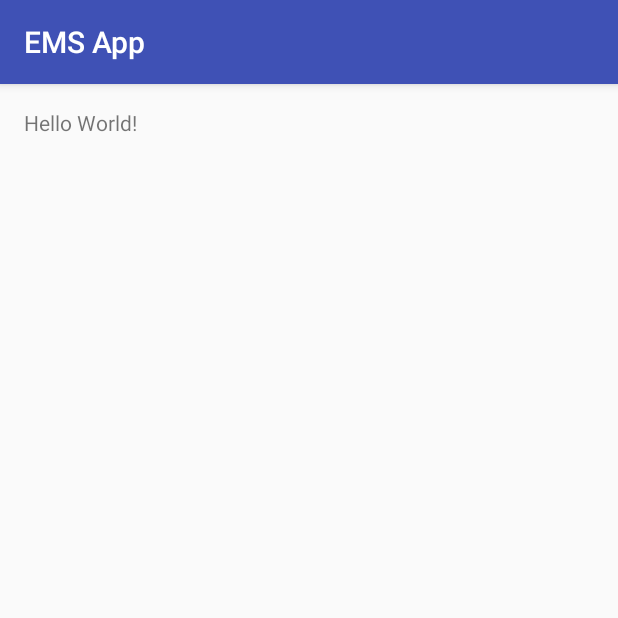
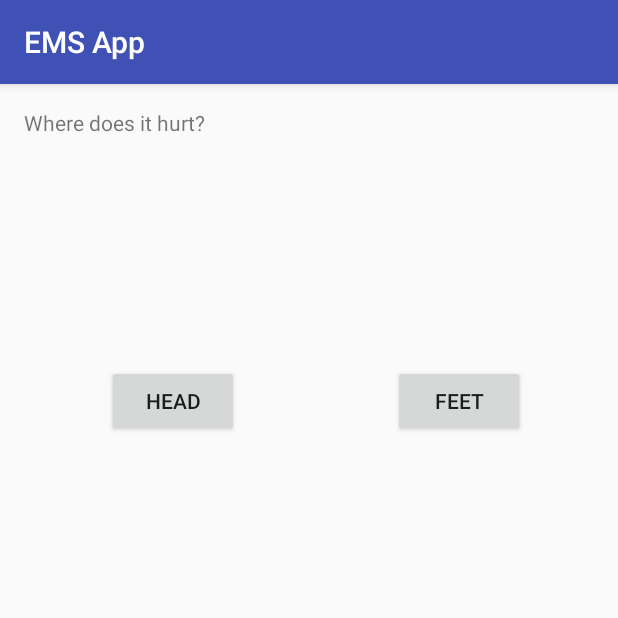
Before and after one commit to reymbarcelo/ems_project, an Android app: the screen it shows after launch (MainActivity), on a phone screen of 412 x 824 dp, the top half of it. Run offline under Robolectric (Android 15) with nearby library versions, the phone set to English and light mode, and no system bars.

Commit message:
Changed text of buttons

```diff
--- a/app/src/main/res/layout/activity_main.xml
+++ b/app/src/main/res/layout/activity_main.xml
@@ -10,10 +10,34 @@
     android:paddingTop="@dimen/activity_vertical_margin"
     tools:context="com.example.rey.emsapp.MainActivity">
 
+    <Button
+        android:text="Feet"
+        android:layout_width="wrap_content"
+        android:layout_height="wrap_content"
+        android:layout_marginRight="46dp"
+        android:layout_marginEnd="46dp"
+        android:id="@+id/button2"
+        android:layout_alignBaseline="@+id/button"
+        android:layout_alignBottom="@+id/button"
+        android:layout_alignParentRight="true"
+        android:layout_alignParentEnd="true" />
+
+    <Button
+        android:text="Head"
+        android:layout_width="wrap_content"
+        android:layout_height="wrap_content"
+        android:layout_marginTop="171dp"
+        android:id="@+id/button"
+        android:layout_below="@+id/textView"
+        android:layout_alignParentLeft="true"
+        android:layout_alignParentStart="true"
+        android:layout_marginLeft="55dp"
+        android:layout_marginStart="55dp" />
+
     <TextView
         android:layout_width="wrap_content"
         android:layout_height="wrap_content"
-        android:text="Hello World!"
+        android:text="Where does it hurt?"
         android:layout_alignParentTop="true"
         android:layout_alignParentLeft="true"
         android:layout_alignParentStart="true" />
```
